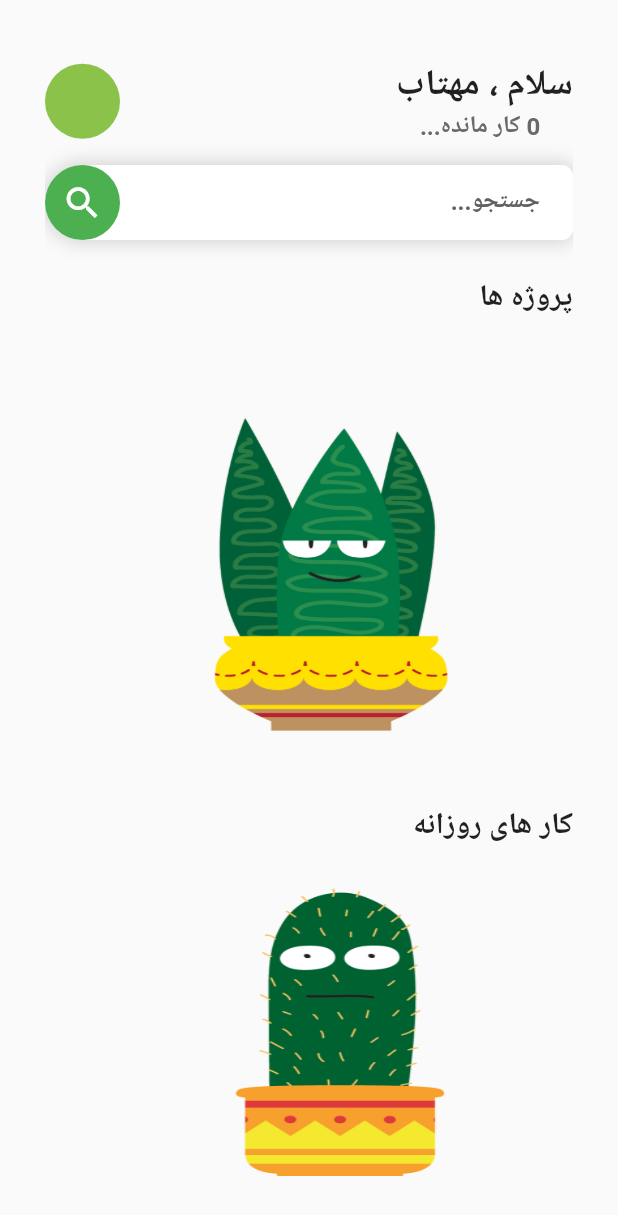
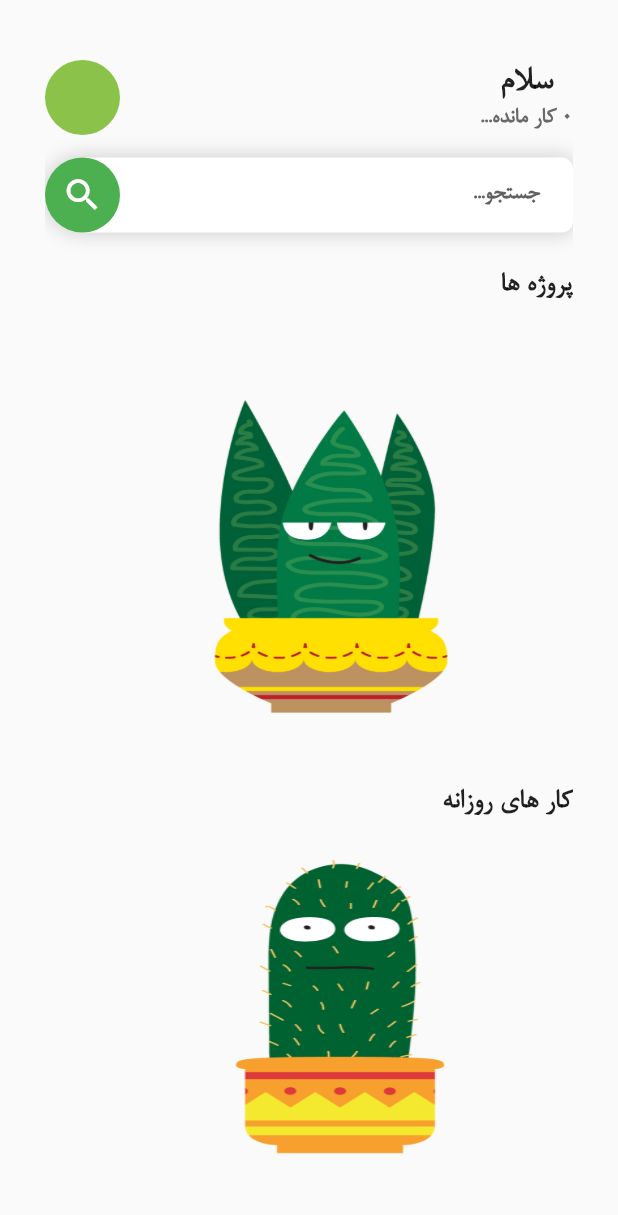
Before and after one commit to triborg34/taskmanagerApp, a Flutter app: the HomeScreen screen opened directly, on a phone screen of 412 x 824 dp. Shown: the top 1215 px of the screen. Run offline on Flutter 3.47's test engine with Material 2 defaults, Android fonts, the light colour scheme and no system bars; our stand-ins replace animated_bottom_navigation_bar, get, hive, hive_flutter, multi_select_flutter, percent_indicator and 2 more; missing offline and left inert: animated_floating_buttons, flutter_walkthrough_screen, persian_datetimepickers; accounts and stored records are empty.

Commit message:
somthing change

```diff
--- a/lib/main.dart
+++ b/lib/main.dart
@@ -7,8 +7,6 @@ import 'package:taskmannager/models/catogeryModel.dart';
 import 'package:taskmannager/models/projModel.dart';
 import 'package:taskmannager/models/taskModel.dart';
 import 'package:taskmannager/screens/MainViewPage.dart';
-import 'package:taskmannager/screens/detales_screen.dart';
-import 'package:taskmannager/screens/home_screen.dart';
 import 'package:taskmannager/screens/onboarding.dart';
 import 'package:taskmannager/utils/maths.dart';
 import 'package:taskmannager/utils/pages.dart';
@@ -35,12 +33,14 @@ class MyApp extends StatelessWidget {
   @override
   Widget build(BuildContext context) {
     return GetMaterialApp(
+      theme: ThemeData(fontFamily: 'nazanin'),
       onInit: () async {
         Get.find<TaskAndPRojBox>().getTaskData();
         Get.find<TaskAndPRojBox>().getCatData();
         Get.find<TaskAndPRojBox>().getProjData();
         remindTimes();
         cacluteprogress();
+
 
       },
       debugShowCheckedModeBanner: false,
--- a/lib/utils/onboardinglist.dart
+++ b/lib/utils/onboardinglist.dart
@@ -45,8 +45,8 @@ List<OnbordingData> OnBardingList = [
                 fontSize: 18,
                 fontWeight: FontWeight.bold)),
       ),
-      descText: Text(""))
-];
+      descText: Text("")
+)];
 
 List<Color> colors = [
   Colors.green,
--- a/lib/widgets/HelloText.dart
+++ b/lib/widgets/HelloText.dart
@@ -12,9 +12,9 @@ class HelloTextWidget extends StatelessWidget {
     return Column(
       children: [
         Text(
-          " سلام ، مهتاب",
+          " سلام ",
           style: TextStyle(fontSize: 24, fontWeight: FontWeight.bold),
-        ),
+        ),SizedBox(height: 5,),
         Text(
           "${Get.find<TaskAndPRojBox>().taskList.length} کار مانده...",
           textDirection: TextDirection.rtl,
```
Also changed, not shown: pubspec.yaml (+4 -4 lines), assets/fonts/B-NAZANIN.TTF (added).
